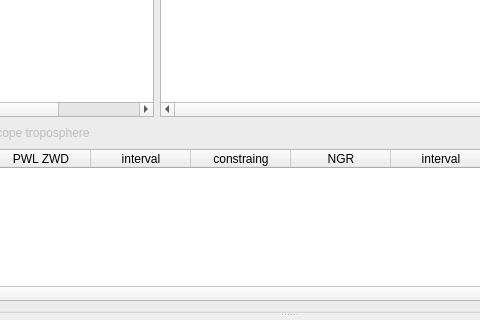
Above: Widgets/solver.ui from TUW-VieVS/VieSchedppGUI before the change; both pictures show x 133 to 613 and y 103 to 423 of the 843 by 649 pixel window. Below: the same form after it.
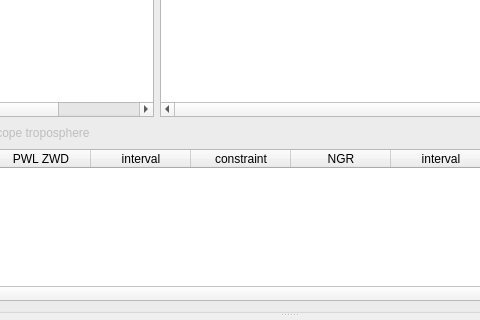
That is the form after the change.

Diff of the .ui file:
```diff
--- a/Widgets/solver.ui
+++ b/Widgets/solver.ui
@@ -246,7 +246,7 @@
            </column>
            <column>
             <property name="text">
-             <string>constraing</string>
+             <string>constraint</string>
             </property>
             <property name="textAlignment">
              <set>AlignCenter</set>
```
